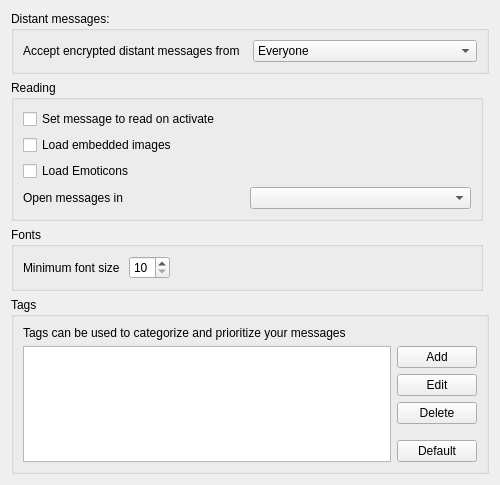
RetroShare/RetroShare, file retroshare-gui/src/gui/settings/MessagePage.ui: the form before one commit.
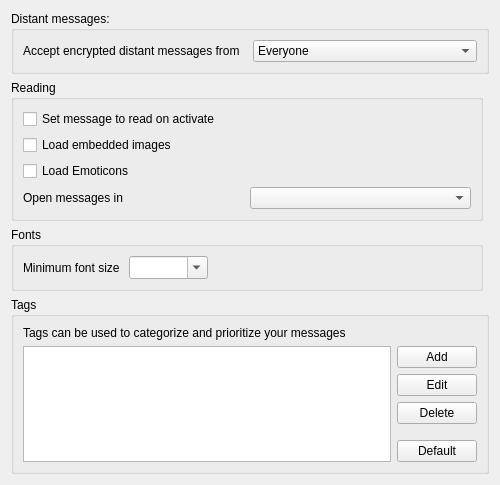
The form after the commit. Custom widgets are drawn as their Qt base class.

Commit message: Added set and get of font size on RshareSettings

Patch:
```diff
--- a/retroshare-gui/src/gui/settings/MessagePage.ui
+++ b/retroshare-gui/src/gui/settings/MessagePage.ui
@@ -203,12 +203,21 @@
          </widget>
         </item>
         <item>
-         <widget class="QSpinBox" name="minimumFontSize_SB">
-          <property name="minimum">
-           <number>10</number>
+         <widget class="RSComboBox" name="minimumFontSize">
+          <property name="font">
+           <font>
+            <family>MS Sans Serif</family>
+            <pointsize>10</pointsize>
+           </font>
           </property>
-          <property name="maximum">
-           <number>64</number>
+          <property name="focusPolicy">
+           <enum>Qt::ClickFocus</enum>
+          </property>
+          <property name="toolTip">
+           <string>Font size</string>
+          </property>
+          <property name="editable">
+           <bool>true</bool>
           </property>
          </widget>
         </item>
```
The commit also changes 5 other files.
